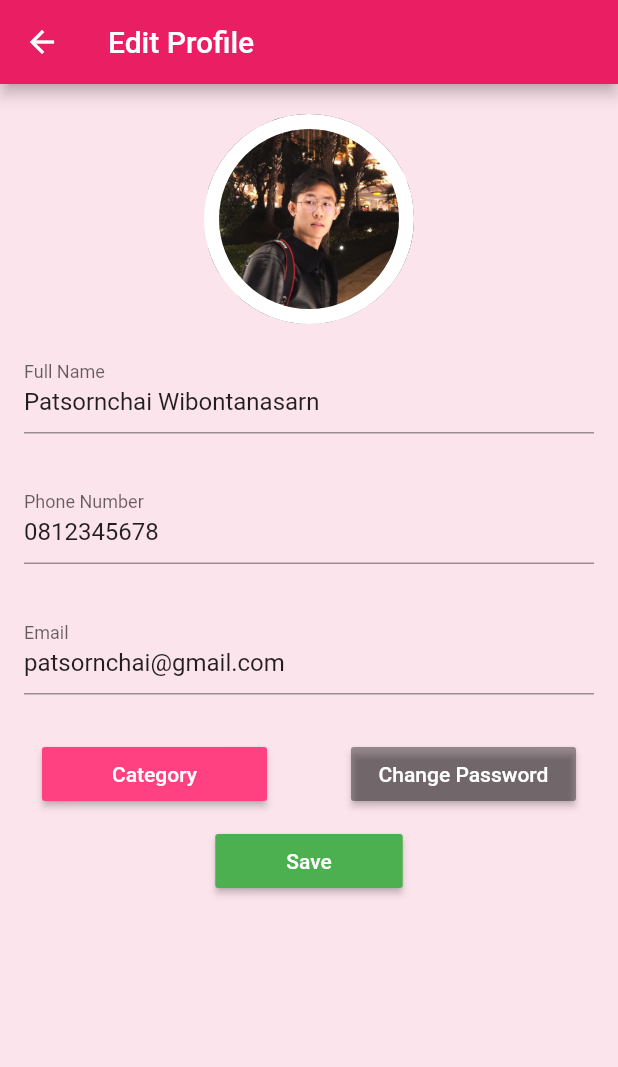
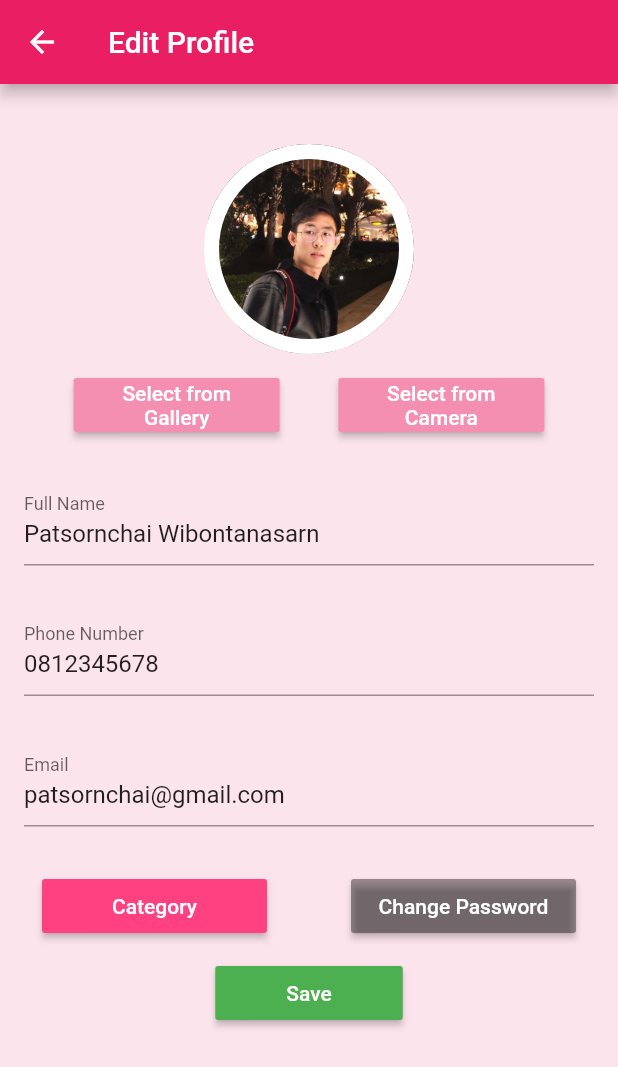
Before and after one commit to top350/backpack_front_final, a Flutter app: the Home screen opened by its route, item 4 of the bottom bar chosen, after a tap on the "edit" icon, on a phone screen of 412 x 824 dp. Shown: the top 1067 px of the screen. Run offline on Flutter 3.47's test engine with Material 2 defaults, Android fonts, the phone set to English and light mode, and no system bars; our stand-ins replace datetime_picker_formfield, flutter_rating, image_picker, qr_flutter.

Commit message:
#38P commit : Image Picker
- Select Image from camera or gallery
-  implement in borrow and in edit profile

```diff
--- a/lib/profile/edit_profile.dart
+++ b/lib/profile/edit_profile.dart
@@ -2,6 +2,7 @@ import 'package:flutter/material.dart';
 
 import 'profile_object.dart';
 import 'profile_category.dart';
+import 'imagePickerProfile.dart';
 
 class EditProfile extends StatefulWidget {
   Profile example;
@@ -45,7 +46,11 @@ class _EditProfileState extends State<EditProfile> {
           Padding(
             padding: EdgeInsets.symmetric(vertical: 10, horizontal: 10),
           ),
-          _buildProfileImage(),
+          //_buildProfileImage(),
+          Container(
+            margin: EdgeInsets.all(10),
+            child: ImagePickerProfile(),
+          ),
           Container(
               // Name
               margin: EdgeInsets.all(10),
--- /dev/null
+++ b/lib/profile/imagePickerProfile.dart
@@ -0,0 +1,127 @@
+import 'package:flutter/material.dart';
+
+import 'dart:io';
+import 'package:image_picker/image_picker.dart';
+
+class ImagePickerProfile extends StatefulWidget {
+  @override
+  State<StatefulWidget> createState() {
+    return new ImagePickerProfileState();
+  }
+}
+
+class ImagePickerProfileState extends State<ImagePickerProfile> {
+  File imageFile;
+
+  @override
+  Widget build(BuildContext context) {
+    double screenSize = MediaQuery.of(context).size.width;
+    //display image selected from gallery
+    imageSelectorGallery() async {
+      imageFile = await ImagePicker.pickImage(
+        source: ImageSource.gallery,
+        // maxHeight: 50.0,
+        // maxWidth: 50.0,
+      );
+      print("You selected gallery image : " + imageFile.path);
+      setState(() {});
+    }
+
+    //display image selected from camera
+    imageSelectorCamera() async {
+      imageFile = await ImagePicker.pickImage(
+        source: ImageSource.camera,
+        // maxHeight: 50.0,
+        // maxWidth: 50.0,
+      );
+      print("You selected camera image : " + imageFile.path);
+      setState(() {});
+    }
+
+    return new Column(
+      mainAxisAlignment: MainAxisAlignment.spaceAround,
+      children: <Widget>[
+        displaySelectedFile(imageFile),
+        Row(
+          mainAxisAlignment: MainAxisAlignment.spaceEvenly,
+          children: <Widget>[
+            Container(
+              width: screenSize / 3,
+              child: new RaisedButton(
+                color: Colors.pink[200],
+                textColor: Colors.white,
+                child: new Text(
+                  'Select from Gallery',
+                  textAlign: TextAlign.center,
+                ),
+                onPressed: imageSelectorGallery,
+              ),
+            ),
+            Container(
+              width: screenSize / 3,
+              child: new RaisedButton(
+                color: Colors.pink[200],
+                textColor: Colors.white,
+                child: new Text(
+                  'Select from Camera',
+                  textAlign: TextAlign.center,
+                ),
+                onPressed: imageSelectorCamera,
+              ),
+            ),
+          ],
+        )
+
+        // displaySelectedFile(cameraFile)
+      ],
+    );
+  }
+
+  Widget displaySelectedFile(File file) {
+    return new Container(
+      margin: EdgeInsets.all(10),
+      // child: new Card(child: new Text('' + galleryFile.toString())),
+      // child: new Image.file(galleryFile),
+      child: file == null
+          ? _buildProfileImage()
+          : new Center(
+              child: Container(
+                width: 140.0,
+                height: 140.0,
+                decoration: BoxDecoration(
+                  image: DecorationImage(
+                    image: FileImage(file),
+                    fit: BoxFit.cover,
+                  ),
+                  borderRadius: BorderRadius.circular(80.0),
+                  border: Border.all(
+                    color: Colors.white,
+                    width: 10.0,
+                  ),
+                ),
+              // child: Image.file(file),
+              ),
+            ),
+    );
+  }
+}
+
+Widget _buildProfileImage() {
+  return Center(
+    child: Container(
+      width: 140.0,
+      height: 140.0,
+      decoration: BoxDecoration(
+        image: DecorationImage(
+          image: AssetImage('assets/profile/profile.jpg'),
+          fit: BoxFit.cover,
+        ),
+        borderRadius: BorderRadius.circular(80.0),
+        border: Border.all(
+          color: Colors.white,
+          width: 10.0,
+        ),
+      ),
+    ),
+  );
+}
--- a/lib/profile/profile_object.dart
+++ b/lib/profile/profile_object.dart
@@ -1,4 +1,5 @@
 import 'package:flutter/material.dart';
+import 'dart:io';
 
 class Profile {
   String fullName = '';
@@ -6,6 +7,7 @@ class Profile {
   String phoneNum = '';
   String lineID = '';
   String email = '';
+  File profilepic;
 
   //Ideal
   // int accountNo ;
@@ -19,7 +21,7 @@ class Profile {
   // int token = '';
 
   Profile(
-      this.fullName, this.studentID, this.phoneNum, this.lineID, this.email);
+      this.fullName, this.studentID, this.phoneNum, this.lineID, this.email,this.profilepic);
 }
 
-Profile bus = Profile('Patsornchai Wibontanasarn','5931307021','0812345678','patsornchaiw.','patsornchai@gmail.com');
+Profile bus = Profile('Patsornchai Wibontanasarn','5931307021','0812345678','patsornchaiw.','patsornchai@gmail.com',File('assets/profile/profile.jpg'));
--- a/pubspec.yaml
+++ b/pubspec.yaml
@@ -21,6 +21,8 @@ dependencies:
   http: ^0.12.0
   flutter_rating: ^0.0.2
   qr_flutter: ^2.0.0
+  image_picker: 0.4.12+1
+
 
 dev_dependencies:
   flutter_test:
```
Also changed, not shown: lib/borrow.dart (+14 -0 lines), lib/imagePickerBorrow.dart (added, +96 -0 lines), 1 other file.
